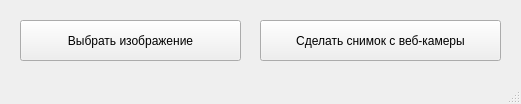
The window that design/main.ui (Qvert/anex_repository) describes before a commit, drawn with Qt 5.
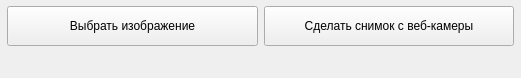
The same window after the commit.

Diff of the .ui file:
```diff
--- a/design/main.ui
+++ b/design/main.ui
@@ -7,38 +7,83 @@
     <x>0</x>
     <y>0</y>
     <width>521</width>
-    <height>104</height>
+    <height>78</height>
    </rect>
   </property>
   <property name="windowTitle">
    <string>MainWindow</string>
   </property>
   <widget class="QWidget" name="centralwidget">
-   <widget class="QPushButton" name="choice_picture">
+   <property name="enabled">
+    <bool>true</bool>
+   </property>
+   <property name="sizePolicy">
+    <sizepolicy hsizetype="Expanding" vsizetype="Expanding">
+     <horstretch>0</horstretch>
+     <verstretch>0</verstretch>
+    </sizepolicy>
+   </property>
+   <property name="minimumSize">
+    <size>
+     <width>521</width>
+     <height>60</height>
+    </size>
+   </property>
+   <property name="maximumSize">
+    <size>
+     <width>521</width>
+     <height>60</height>
+    </size>
+   </property>
+   <widget class="QWidget" name="horizontalLayoutWidget">
     <property name="geometry">
      <rect>
-      <x>20</x>
-      <y>20</y>
-      <width>221</width>
-      <height>41</height>
+      <x>0</x>
+      <y>0</y>
+      <width>521</width>
+      <height>71</height>
      </rect>
     </property>
-    <property name="text">
-     <string>Выбрать изображение</string>
-    </property>
-   </widget>
-   <widget class="QPushButton" name="camera_veb">
-    <property name="geometry">
-     <rect>
-      <x>260</x>
-      <y>20</y>
-      <width>241</width>
-      <height>41</height>
-     </rect>
-    </property>
-    <property name="text">
-     <string>Сделать снимок с веб-камеры</string>
-    </property>
+    <layout class="QHBoxLayout" name="horizontalLayout">
+     <property name="sizeConstraint">
+      <enum>QLayout::SetMaximumSize</enum>
+     </property>
+     <property name="leftMargin">
+      <number>7</number>
+     </property>
+     <property name="topMargin">
+      <number>6</number>
+     </property>
+     <property name="rightMargin">
+      <number>7</number>
+     </property>
+     <item>
+      <widget class="QPushButton" name="choice_picture">
+       <property name="minimumSize">
+        <size>
+         <width>140</width>
+         <height>40</height>
+        </size>
+       </property>
+       <property name="text">
+        <string>Выбрать изображение</string>
+       </property>
+      </widget>
+     </item>
+     <item>
+      <widget class="QPushButton" name="camera_veb">
+       <property name="minimumSize">
+        <size>
+         <width>140</width>
+         <height>40</height>
+        </size>
+       </property>
+       <property name="text">
+        <string>Сделать снимок с веб-камеры</string>
+       </property>
+      </widget>
+     </item>
+    </layout>
    </widget>
   </widget>
   <widget class="QMenuBar" name="menubar">
@@ -51,7 +96,6 @@
     </rect>
    </property>
   </widget>
-  <widget class="QStatusBar" name="statusbar"/>
  </widget>
  <resources/>
  <connections/>
```
Left out of the diff: 8 changed lines with no effect on the pictures.
